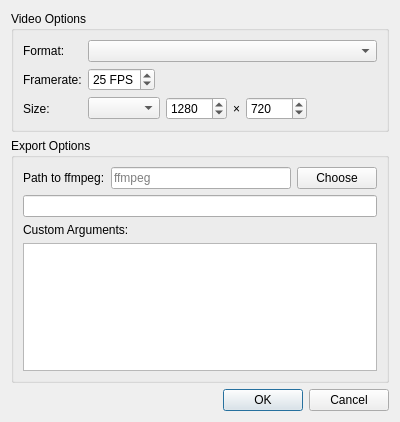
drawpile/Drawpile, file src/desktop/ui/videoexport.ui: the form before one commit.
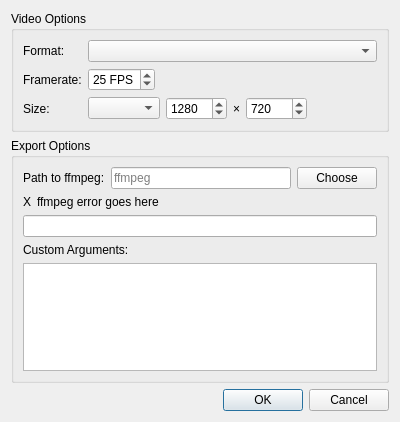
The form after the commit. The open tabs and pages were chosen to show the change.

Commit message:
Show ffmpeg not found error in export dialog again
Rather than waiting for the user to hit OK before telling them that
ffmpeg wasn't found.

What changed in the file:
```diff
--- a/src/desktop/ui/videoexport.ui
+++ b/src/desktop/ui/videoexport.ui
@@ -259,27 +259,66 @@
             </item>
            </layout>
           </item>
-          <item row="1" column="0" colspan="2">
+          <item row="3" column="0" colspan="2">
            <widget class="QLineEdit" name="ffmpegBasics">
             <property name="readOnly">
              <bool>true</bool>
             </property>
            </widget>
           </item>
-          <item row="2" column="0" colspan="2">
+          <item row="4" column="0" colspan="2">
            <widget class="QLabel" name="ffmpegCustomLabel">
             <property name="text">
              <string>Custom Arguments:</string>
             </property>
            </widget>
           </item>
-          <item row="3" column="0" colspan="2">
+          <item row="5" column="0" colspan="2">
            <widget class="QPlainTextEdit" name="ffmpegCustom">
             <property name="placeholderText">
              <string/>
             </property>
            </widget>
           </item>
+          <item row="1" column="0" colspan="2">
+           <layout class="QHBoxLayout" name="ffmpegErrorLayout">
+            <item>
+             <widget class="QLabel" name="ffmpegErrorIcon">
+              <property name="sizePolicy">
+               <sizepolicy hsizetype="Preferred" vsizetype="Preferred">
+                <horstretch>0</horstretch>
+                <verstretch>0</verstretch>
+               </sizepolicy>
+              </property>
+              <property name="text">
+               <string notr="true">X</string>
+              </property>
+             </widget>
+            </item>
+            <item>
+             <widget class="QLabel" name="ffmpegErrorLabel">
+              <property name="sizePolicy">
+               <sizepolicy hsizetype="Expanding" vsizetype="Preferred">
+                <horstretch>0</horstretch>
+                <verstretch>0</verstretch>
+               </sizepolicy>
+              </property>
+              <property name="text">
+               <string notr="true">ffmpeg error goes here</string>
+              </property>
+              <property name="textFormat">
+               <enum>Qt::RichText</enum>
+              </property>
+              <property name="wordWrap">
+               <bool>true</bool>
+              </property>
+              <property name="openExternalLinks">
+               <bool>true</bool>
+              </property>
+             </widget>
+            </item>
+           </layout>
+          </item>
          </layout>
         </widget>
        </widget>
```
The commit also changes 6 other files.
